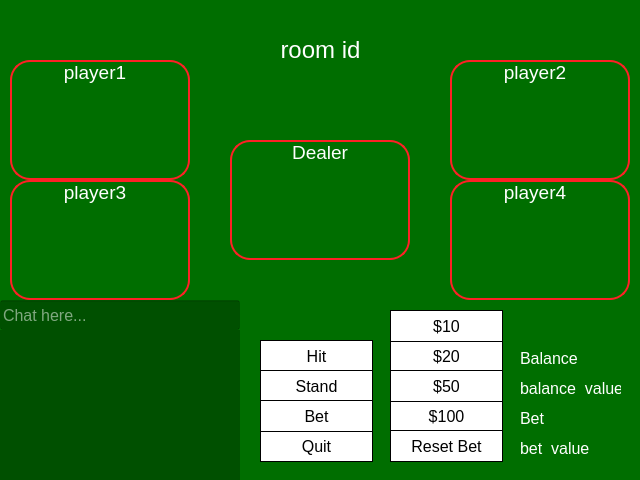
lehoangtran289/Blackjack, file blackjack-client/ui/game.ui: the form before one commit.
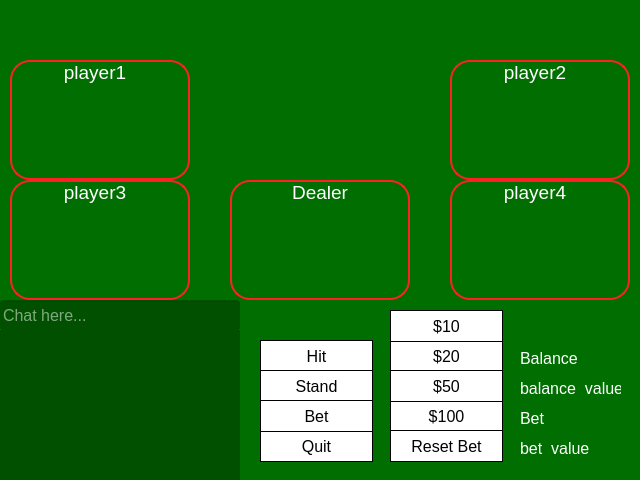
The form after the commit. Icons and pictures are not drawn.

What changed in the file:
```diff
--- a/blackjack-client/ui/game.ui
+++ b/blackjack-client/ui/game.ui
@@ -208,13 +208,14 @@
    <property name="geometry">
     <rect>
      <x>260</x>
-     <y>140</y>
+     <y>180</y>
      <width>120</width>
      <height>25</height>
     </rect>
    </property>
    <property name="font">
     <font>
+     <family>Arial</family>
      <pointsize>14</pointsize>
     </font>
    </property>
@@ -504,30 +505,6 @@
     <string>Quit</string>
    </property>
   </widget>
-  <widget class="QLabel" name="room_id_label">
-   <property name="geometry">
-    <rect>
-     <x>150</x>
-     <y>30</y>
-     <width>341</width>
-     <height>40</height>
-    </rect>
-   </property>
-   <property name="font">
-    <font>
-     <pointsize>18</pointsize>
-    </font>
-   </property>
-   <property name="styleSheet">
-    <string notr="true">color: rgb(255, 255, 255);</string>
-   </property>
-   <property name="text">
-    <string>room id</string>
-   </property>
-   <property name="alignment">
-    <set>Qt::AlignCenter</set>
-   </property>
-  </widget>
   <widget class="QPushButton" name="bet_button">
    <property name="geometry">
     <rect>
@@ -561,6 +538,17 @@
      <height>480</height>
     </rect>
    </property>
+   <property name="sizePolicy">
+    <sizepolicy hsizetype="Expanding" vsizetype="Expanding">
+     <horstretch>0</horstretch>
+     <verstretch>0</verstretch>
+    </sizepolicy>
+   </property>
+   <property name="font">
+    <font>
+     <family>Arial</family>
+    </font>
+   </property>
    <property name="styleSheet">
     <string notr="true">background-color: rgb(0, 110, 0);</string>
    </property>
@@ -630,7 +618,7 @@
    <property name="geometry">
     <rect>
      <x>230</x>
-     <y>140</y>
+     <y>180</y>
      <width>180</width>
      <height>120</height>
     </rect>
@@ -913,7 +901,7 @@
    <property name="geometry">
     <rect>
      <x>240</x>
-     <y>170</y>
+     <y>210</y>
      <width>60</width>
      <height>79</height>
     </rect>
@@ -924,7 +912,7 @@
    <property name="geometry">
     <rect>
      <x>260</x>
-     <y>170</y>
+     <y>210</y>
      <width>60</width>
      <height>79</height>
     </rect>
@@ -935,7 +923,7 @@
    <property name="geometry">
     <rect>
      <x>279</x>
-     <y>170</y>
+     <y>210</y>
      <width>61</width>
      <height>79</height>
     </rect>
@@ -946,7 +934,7 @@
    <property name="geometry">
     <rect>
      <x>300</x>
-     <y>170</y>
+     <y>210</y>
      <width>60</width>
      <height>79</height>
     </rect>
@@ -957,7 +945,7 @@
    <property name="geometry">
     <rect>
      <x>320</x>
-     <y>170</y>
+     <y>210</y>
      <width>60</width>
      <height>79</height>
     </rect>
@@ -968,7 +956,7 @@
    <property name="geometry">
     <rect>
      <x>340</x>
-     <y>170</y>
+     <y>210</y>
      <width>60</width>
      <height>79</height>
     </rect>
@@ -1010,7 +998,7 @@
    <property name="geometry">
     <rect>
      <x>360</x>
-     <y>170</y>
+     <y>210</y>
      <width>60</width>
      <height>79</height>
     </rect>
@@ -1050,6 +1038,27 @@
    </property>
    <layout class="QVBoxLayout" name="card37"/>
   </widget>
+  <widget class="QLabel" name="label_9">
+   <property name="geometry">
+    <rect>
+     <x>290</x>
+     <y>70</y>
+     <width>60</width>
+     <height>80</height>
+    </rect>
+   </property>
+   <property name="font">
+    <font>
+     <family>Arial</family>
+    </font>
+   </property>
+   <property name="styleSheet">
+    <string notr="true">border-image : url(&quot;./asset/cards/card_back.png&quot;) 0 0 0 0 stretch stretch;</string>
+   </property>
+   <property name="text">
+    <string/>
+   </property>
+  </widget>
   <zorder>label_2</zorder>
   <zorder>chat_history</zorder>
   <zorder>chat_entry</zorder>
```
Left out of the diff: 24 changed lines with no effect on the pictures.
